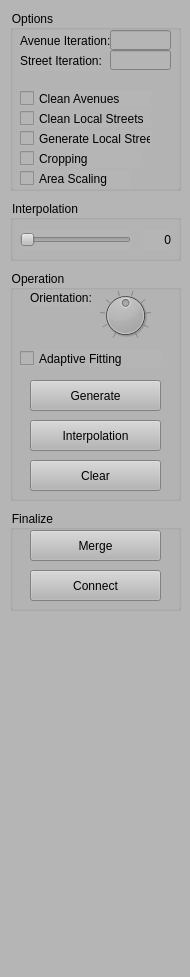
This is StreetDesigner/ControlWidget.ui in gnishida/StreetDesigner as Qt 5 draws it before an edit. The edited form follows.
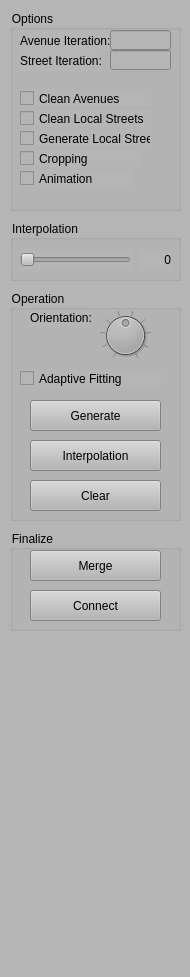
This is the edited form.

```diff
--- a/StreetDesigner/ControlWidget.ui
+++ b/StreetDesigner/ControlWidget.ui
@@ -24,7 +24,7 @@
     <property name="geometry">
      <rect>
       <x>10</x>
-      <y>270</y>
+      <y>290</y>
       <width>171</width>
       <height>231</height>
      </rect>
@@ -138,7 +138,7 @@
       <x>10</x>
       <y>10</y>
       <width>171</width>
-      <height>181</height>
+      <height>201</height>
      </rect>
     </property>
     <property name="title">
@@ -206,7 +206,7 @@
       </rect>
      </property>
      <property name="text">
-      <string>Area Scaling</string>
+      <string>Animation</string>
      </property>
     </widget>
     <widget class="QLabel" name="label_3">
@@ -266,7 +266,7 @@
     <property name="geometry">
      <rect>
       <x>10</x>
-      <y>510</y>
+      <y>530</y>
       <width>171</width>
       <height>101</height>
      </rect>
@@ -305,7 +305,7 @@
     <property name="geometry">
      <rect>
       <x>10</x>
-      <y>200</y>
+      <y>220</y>
       <width>171</width>
       <height>61</height>
      </rect>
```
Left out of the diff: 2 changed lines with no effect on the pictures.
